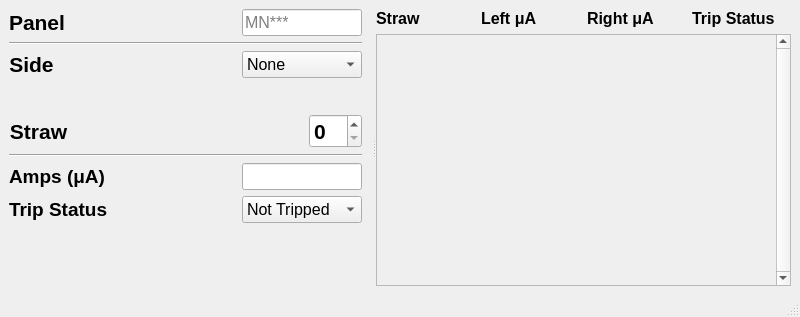
bamesserly/mu2e-tracker-factory, file GUIS/panel/current/tension_devices/hv_gui/hvGUI.ui: the form before one commit.
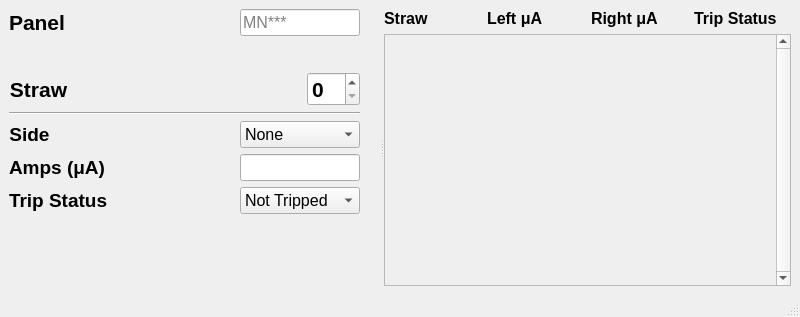
The form after the commit. Icons and pictures are not drawn.

Commit message: UI is good visually - widgets are in place - scroll area widgets appear - the scroll area uses the same code as pangui pro 5

```diff
--- a/GUIS/panel/current/tension_devices/hv_gui/hvGUI.ui
+++ b/GUIS/panel/current/tension_devices/hv_gui/hvGUI.ui
@@ -20,7 +20,7 @@
       <property name="orientation">
        <enum>Qt::Horizontal</enum>
       </property>
-      <widget class="QWidget" name="">
+      <widget class="QWidget" name="layoutWidget">
        <layout class="QGridLayout" name="gridLayout_5">
         <item row="4" column="0">
          <spacer name="verticalSpacer">
@@ -49,54 +49,6 @@
         </item>
         <item row="3" column="0">
          <layout class="QGridLayout" name="gridLayout">
-          <item row="3" column="1">
-           <widget class="QComboBox" name="tripBox">
-            <property name="minimumSize">
-             <size>
-              <width>0</width>
-              <height>0</height>
-             </size>
-            </property>
-            <property name="maximumSize">
-             <size>
-              <width>120</width>
-              <height>16777215</height>
-             </size>
-            </property>
-            <property name="font">
-             <font>
-              <pointsize>12</pointsize>
-             </font>
-            </property>
-            <item>
-             <property name="text">
-              <string>Not Tripped</string>
-             </property>
-            </item>
-            <item>
-             <property name="text">
-              <string>Tripped</string>
-             </property>
-            </item>
-           </widget>
-          </item>
-          <item row="2" column="0">
-           <widget class="QLabel" name="label_5">
-            <property name="font">
-             <font>
-              <pointsize>14</pointsize>
-              <weight>75</weight>
-              <bold>true</bold>
-             </font>
-            </property>
-            <property name="text">
-             <string>Amps (μA)</string>
-            </property>
-            <property name="alignment">
-             <set>Qt::AlignLeading|Qt::AlignLeft|Qt::AlignVCenter</set>
-            </property>
-           </widget>
-          </item>
           <item row="0" column="1" alignment="Qt::AlignRight">
            <widget class="QSpinBox" name="positionBox">
             <property name="sizePolicy">
@@ -138,7 +90,7 @@
            </widget>
           </item>
           <item row="3" column="0">
-           <widget class="QLabel" name="label_4">
+           <widget class="QLabel" name="label_5">
             <property name="font">
              <font>
               <pointsize>14</pointsize>
@@ -147,14 +99,45 @@
              </font>
             </property>
             <property name="text">
-             <string>Trip Status</string>
+             <string>Amps (μA)</string>
             </property>
             <property name="alignment">
              <set>Qt::AlignLeading|Qt::AlignLeft|Qt::AlignVCenter</set>
             </property>
            </widget>
           </item>
-          <item row="2" column="1">
+          <item row="4" column="1">
+           <widget class="QComboBox" name="tripBox">
+            <property name="minimumSize">
+             <size>
+              <width>0</width>
+              <height>0</height>
+             </size>
+            </property>
+            <property name="maximumSize">
+             <size>
+              <width>120</width>
+              <height>16777215</height>
+             </size>
+            </property>
+            <property name="font">
+             <font>
+              <pointsize>12</pointsize>
+             </font>
+            </property>
+            <item>
+             <property name="text">
+              <string>Not Tripped</string>
+             </property>
+            </item>
+            <item>
+             <property name="text">
+              <string>Tripped</string>
+             </property>
+            </item>
+           </widget>
+          </item>
+          <item row="3" column="1">
            <widget class="QLineEdit" name="ampsLE">
             <property name="minimumSize">
              <size>
@@ -182,6 +165,64 @@
             </property>
            </widget>
           </item>
+          <item row="4" column="0">
+           <widget class="QLabel" name="label_4">
+            <property name="font">
+             <font>
+              <pointsize>14</pointsize>
+              <weight>75</weight>
+              <bold>true</bold>
+             </font>
+            </property>
+            <property name="text">
+             <string>Trip Status</string>
+            </property>
+            <property name="alignment">
+             <set>Qt::AlignLeading|Qt::AlignLeft|Qt::AlignVCenter</set>
+            </property>
+           </widget>
+          </item>
+          <item row="2" column="0" alignment="Qt::AlignLeft">
+           <widget class="QLabel" name="label_3">
+            <property name="font">
+             <font>
+              <pointsize>14</pointsize>
+              <weight>75</weight>
+              <bold>true</bold>
+             </font>
+            </property>
+            <property name="text">
+             <string>Side</string>
+            </property>
+            <property name="alignment">
+             <set>Qt::AlignCenter</set>
+            </property>
+           </widget>
+          </item>
+          <item row="2" column="1">
+           <widget class="QComboBox" name="sideBox">
+            <property name="font">
+             <font>
+              <pointsize>12</pointsize>
+             </font>
+            </property>
+            <item>
+             <property name="text">
+              <string>None</string>
+             </property>
+            </item>
+            <item>
+             <property name="text">
+              <string>Right</string>
+             </property>
+            </item>
+            <item>
+             <property name="text">
+              <string>Left</string>
+             </property>
+            </item>
+           </widget>
+          </item>
          </layout>
         </item>
         <item row="2" column="0">
@@ -206,30 +247,6 @@
             </property>
            </widget>
           </item>
-          <item row="2" column="1">
-           <widget class="QComboBox" name="sideBox">
-            <property name="font">
-             <font>
-              <pointsize>12</pointsize>
-             </font>
-            </property>
-            <item>
-             <property name="text">
-              <string>None</string>
-             </property>
-            </item>
-            <item>
-             <property name="text">
-              <string>Right</string>
-             </property>
-            </item>
-            <item>
-             <property name="text">
-              <string>Left</string>
-             </property>
-            </item>
-           </widget>
-          </item>
           <item row="0" column="1">
            <widget class="QLineEdit" name="panelNumLE">
             <property name="maximumSize">
@@ -248,30 +265,6 @@
             </property>
            </widget>
           </item>
-          <item row="2" column="0" alignment="Qt::AlignLeft">
-           <widget class="QLabel" name="label_3">
-            <property name="font">
-             <font>
-              <pointsize>16</pointsize>
-              <weight>75</weight>
-              <bold>true</bold>
-             </font>
-            </property>
-            <property name="text">
-             <string>Side</string>
-            </property>
-            <property name="alignment">
-             <set>Qt::AlignCenter</set>
-            </property>
-           </widget>
-          </item>
-          <item row="1" column="0" colspan="2">
-           <widget class="Line" name="line_2">
-            <property name="orientation">
-             <enum>Qt::Horizontal</enum>
-            </property>
-           </widget>
-          </item>
          </layout>
         </item>
         <item row="3" column="1">
@@ -284,7 +277,7 @@
           </property>
           <property name="sizeHint" stdset="0">
            <size>
-            <width>10</width>
+            <width>20</width>
             <height>20</height>
            </size>
           </property>
@@ -292,7 +285,7 @@
         </item>
        </layout>
       </widget>
-      <widget class="QWidget" name="">
+      <widget class="QWidget" name="layoutWidget">
        <layout class="QGridLayout" name="gridLayout_2">
         <item row="0" column="0">
          <layout class="QGridLayout" name="gridLayout_55">
@@ -390,7 +383,7 @@
             <rect>
              <x>0</x>
              <y>0</y>
-             <width>452</width>
+             <width>396</width>
              <height>248</height>
             </rect>
            </property>
```
Left out of the diff: 4 changed lines with no effect on the pictures. The commit also changes 3 other files.
